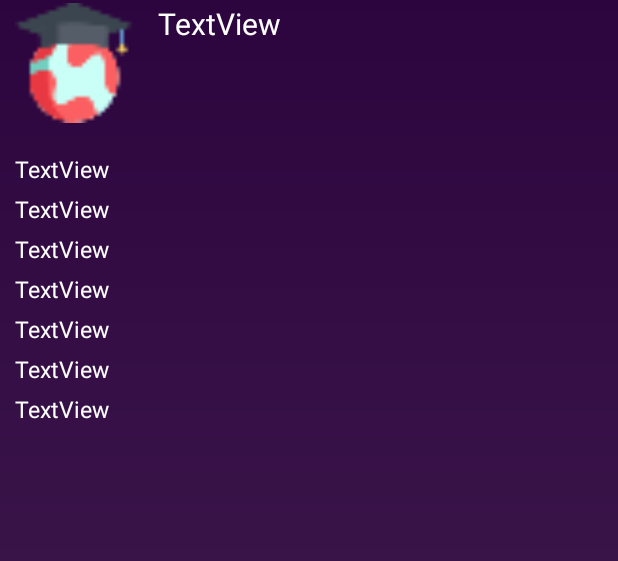
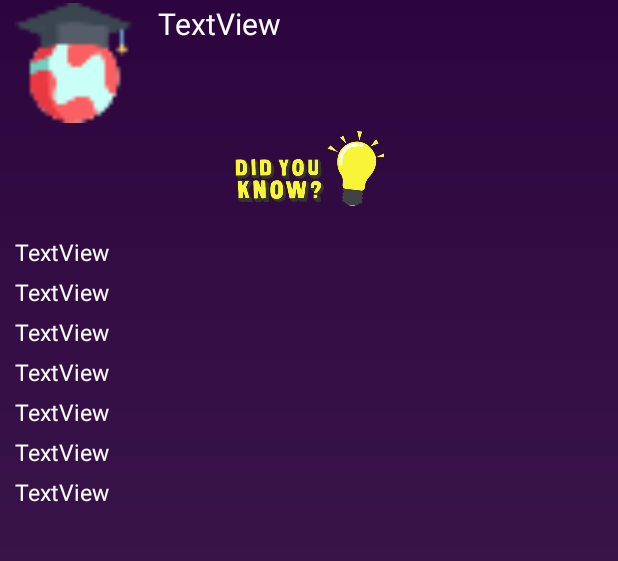
Before and after one commit to utk4rsh92/Planetorium, an Android app: the layout activity_detail.xml on its own in the app's theme, with its tools: preview values and no code run, on a phone screen of 412 x 824 dp, the part 69-630 px from its top. Run offline under Robolectric (Android 15) with nearby library versions, the phone set to English and light mode, and no system bars.

Commit message:
update code 2.1

```diff
--- a/app/src/main/res/anim/slide_in_left.xml
+++ b/app/src/main/res/anim/slide_in_left.xml
@@ -2,5 +2,5 @@
 <set xmlns:android="http://schemas.android.com/apk/res/android">
     <translate android:fromXDelta="-100%p" android:toXDelta="0"
         android:interpolator="@android:anim/accelerate_decelerate_interpolator"
-        android:duration="3000"/>
+        android:duration="1000"/>
 </set>
--- a/app/src/main/res/anim/slide_in_right.xml
+++ b/app/src/main/res/anim/slide_in_right.xml
@@ -1,6 +1,6 @@
 <?xml version="1.0" encoding="utf-8"?>
 <set xmlns:android="http://schemas.android.com/apk/res/android"
     android:shareInterpolator="false" >
-    <translate android:duration="5000" android:fromXDelta="100%" android:toXDelta="0%" />
-    <alpha android:duration="5000" android:fromAlpha="0.0" android:toAlpha="1.0" />
+    <translate android:duration="1000" android:fromXDelta="100%" android:toXDelta="0%" />
+    <alpha android:duration="1000" android:fromAlpha="0.0" android:toAlpha="1.0" />
 </set>
--- a/app/src/main/res/layout/activity_detail.xml
+++ b/app/src/main/res/layout/activity_detail.xml
@@ -1,5 +1,5 @@
 <?xml version="1.0" encoding="utf-8"?>
-<LinearLayout xmlns:android="http://schemas.android.com/apk/res/android"
+<ScrollView xmlns:android="http://schemas.android.com/apk/res/android"
     xmlns:app="http://schemas.android.com/apk/res-auto"
     xmlns:tools="http://schemas.android.com/tools"
     android:layout_width="match_parent"
@@ -8,6 +8,10 @@
     android:orientation="vertical"
     android:gravity="top"
     tools:context=".DetailActivity">
+    <LinearLayout
+        android:layout_width="match_parent"
+        android:orientation="vertical"
+        android:layout_height="wrap_content">
     <TextView
         android:id="@+id/tv_planetoriumz"
         android:layout_width="match_parent"
@@ -50,6 +54,15 @@
         android:layout_width="wrap_content"
         android:layout_height="wrap_content"
         android:orientation="vertical">
+
+        <ImageView
+            android:id="@+id/you_know"
+            android:layout_width="match_parent"
+            android:layout_height="50dp"
+            android:layout_gravity="center"
+            android:layout_marginTop="5dp"
+            android:gravity="center"
+            android:src="@drawable/funfact" />
         <TextView
             android:id="@+id/tv_fact1"
             android:layout_marginTop="20dp"
@@ -124,4 +137,5 @@
         android:text="TextView" />
 
     </LinearLayout>
-</LinearLayout>
+    </LinearLayout>
+</ScrollView>
```
Also changed, not shown: app/src/main/java/com/planetorium/planetorium/DetailActivity.java (+59 -2 lines), app/src/main/java/com/planetorium/planetorium/PlanetAdapter.java (+13 -0 lines), app/src/main/res/layout/planet_data.xml (+8 -0 lines), app/src/main/res/drawable-hdpi/ic_action_share.png (added), app/src/main/res/drawable-mdpi/ic_action_share.png (added), app/src/main/res/drawable-xhdpi/ic_action_share.png (added), app/src/main/res/drawable-xxhdpi/ic_action_share.png (added), app/src/main/res/drawable/funfact.png (added), app/src/main/res/drawable/owls.png (deleted).
